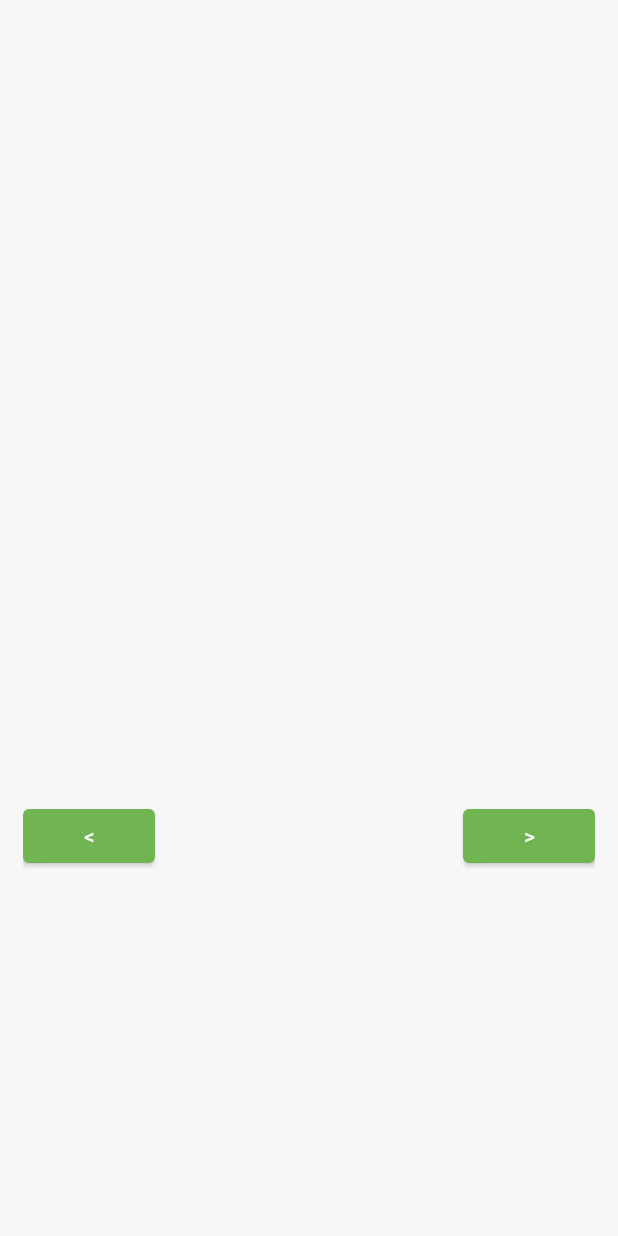
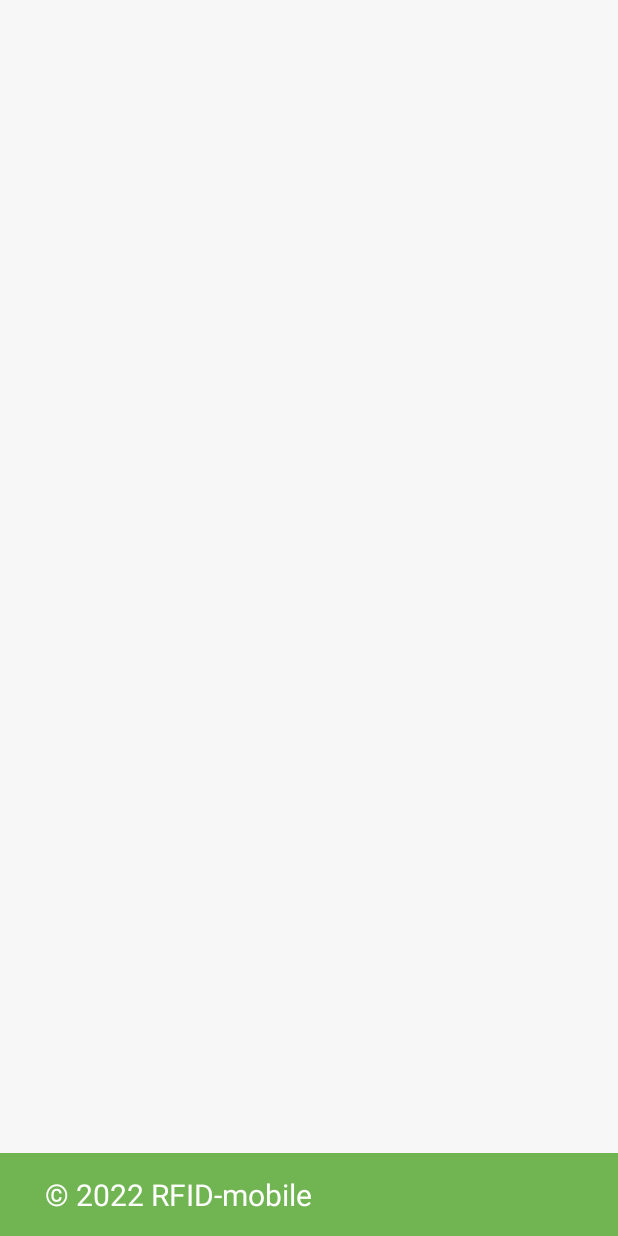
Before and after one commit to RusakovRodion/Rfid-mobile, an Android app: the layout activity_main.xml on its own in the app's theme, with its tools: preview values and no code run, on a phone screen of 412 x 824 dp. Run offline under Robolectric (Android 15) with nearby library versions, the phone set to English and light mode, and no system bars.

Commit message:
correct differences

```diff
--- a/app/src/main/res/layout/activity_main.xml
+++ b/app/src/main/res/layout/activity_main.xml
@@ -4,36 +4,53 @@
     xmlns:tools="http://schemas.android.com/tools"
     android:layout_width="match_parent"
     android:layout_height="match_parent"
-    android:padding="15dp"
     android:background="@color/back"
+    android:padding="0dp"
     tools:context=".MainActivity">
 
     <ListView
         android:id="@+id/objectsList"
-        android:layout_width="361dp"
-        android:layout_height="498dp"
+        android:layout_width="0dp"
+        android:layout_height="0dp"
+        android:layout_marginLeft="15dp"
+        android:layout_marginTop="15dp"
+        android:layout_marginRight="15dp"
+        android:divider="@color/back"
         android:dividerHeight="15dp"
+        android:fadeScrollbars="false"
+        app:layout_constraintBottom_toTopOf="@+id/constraintLayout3"
         app:layout_constraintHorizontal_bias="0.516"
         app:layout_constraintLeft_toLeftOf="parent"
         app:layout_constraintRight_toRightOf="parent"
         app:layout_constraintTop_toTopOf="parent" />
 
-    <Button
-        android:id="@+id/leftButton"
-        android:layout_width="wrap_content"
-        android:layout_height="wrap_content"
-        android:layout_marginTop="20dp"
-        android:text='@string/lessSymbol'
-        app:layout_constraintStart_toStartOf="parent"
-        app:layout_constraintTop_toBottomOf="@+id/objectsList" />
+    <androidx.constraintlayout.widget.ConstraintLayout
+        android:id="@+id/constraintLayout3"
+        android:layout_width="413dp"
+        android:layout_height="55dp"
+        android:layout_alignParentBottom="true"
+        android:accessibilityHeading="false"
+        android:addStatesFromChildren="false"
+        android:background="@color/whiteGreen"
+        android:backgroundTintMode="screen"
+        app:layout_constraintBottom_toBottomOf="parent"
+        app:layout_constraintEnd_toEndOf="parent"
+        app:layout_constraintHorizontal_bias="0.52"
+        app:layout_constraintStart_toStartOf="parent">
 
-    <Button
-        android:id="@+id/rightButton"
-        android:layout_width="wrap_content"
-        android:layout_height="wrap_content"
-        android:layout_marginTop="20dp"
-        android:text='@string/greaterSymbol'
-        app:layout_constraintEnd_toEndOf="parent"
-        app:layout_constraintTop_toBottomOf="@+id/objectsList" />
+
+        <TextView
+            android:id="@+id/textView"
+            android:layout_width="wrap_content"
+            android:layout_height="wrap_content"
+            android:layout_marginStart="30dp"
+            android:text="© 2022 RFID-mobile"
+            android:textColor="#FFFFFF"
+            android:textSize="20sp"
+            app:layout_constraintBottom_toBottomOf="parent"
+            app:layout_constraintStart_toStartOf="parent"
+            app:layout_constraintTop_toTopOf="parent"
+            tools:ignore="TextContrastCheck" />
+    </androidx.constraintlayout.widget.ConstraintLayout>
 
 </androidx.constraintlayout.widget.ConstraintLayout>
--- a/app/src/main/res/values/themes.xml
+++ b/app/src/main/res/values/themes.xml
@@ -1,6 +1,6 @@
 <resources xmlns:tools="http://schemas.android.com/tools">
     <!-- Base application theme. -->
-    <style name="Theme.Rfidmobile" parent="Theme.MaterialComponents.DayNight.DarkActionBar">
+    <style name="Theme.Rfidmobile" parent="Theme.AppCompat.DayNight.DarkActionBar">
         <!-- Primary brand color. -->
         <item name="colorPrimary">@color/whiteGreen</item>
         <item name="colorPrimaryVariant">@color/green</item>
@@ -10,7 +10,7 @@
         <item name="colorSecondaryVariant">@color/teal_700</item>
         <item name="colorOnSecondary">@color/black</item>
         <!-- Status bar color. -->
-        <item name="android:statusBarColor" tools:targetApi="l">?attr/colorPrimaryVariant</item>
+        <item name="android:statusBarColor" tools:targetApi="l"  >?attr/colorPrimaryVariant</item>
         <!-- Customize your theme here. -->
     </style>
 </resources>
```
Also changed, not shown: app/src/main/res/drawable/transparent_bg_bordered.xml (+10 -0 lines), app/src/main/res/drawable/transparent_bg_bordered_button.xml (+6 -3 lines), app/src/main/res/layout/buttons_mini.xml (+28 -2 lines), app/src/main/res/layout/object_mini.xml (+4 -4 lines).
